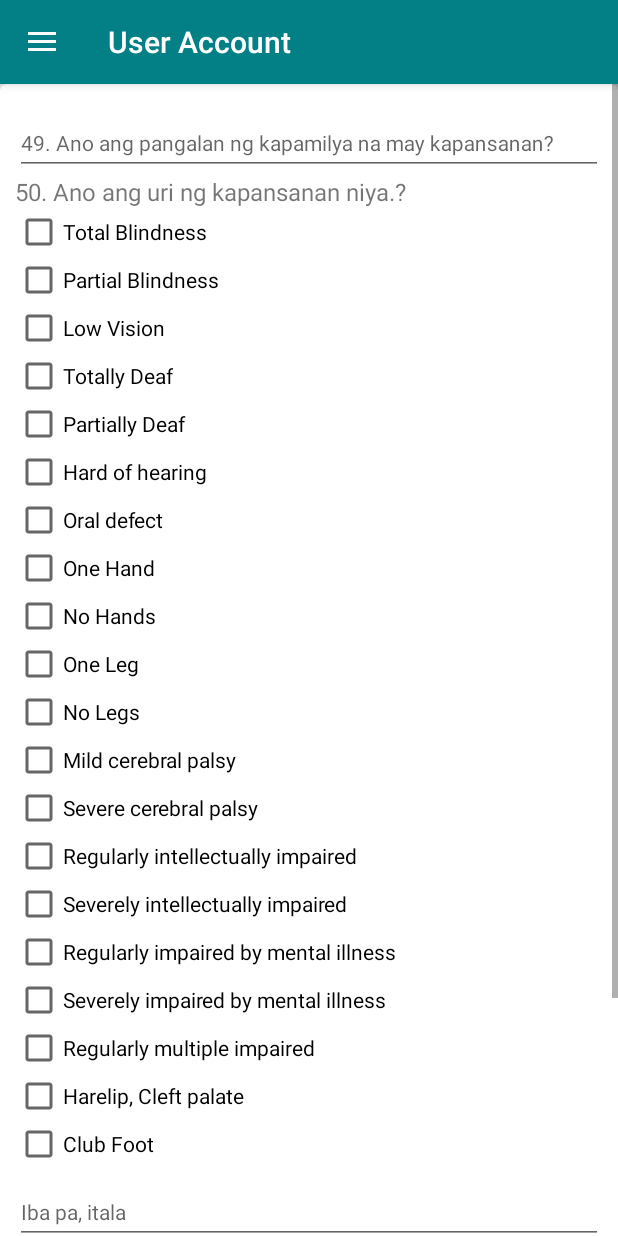
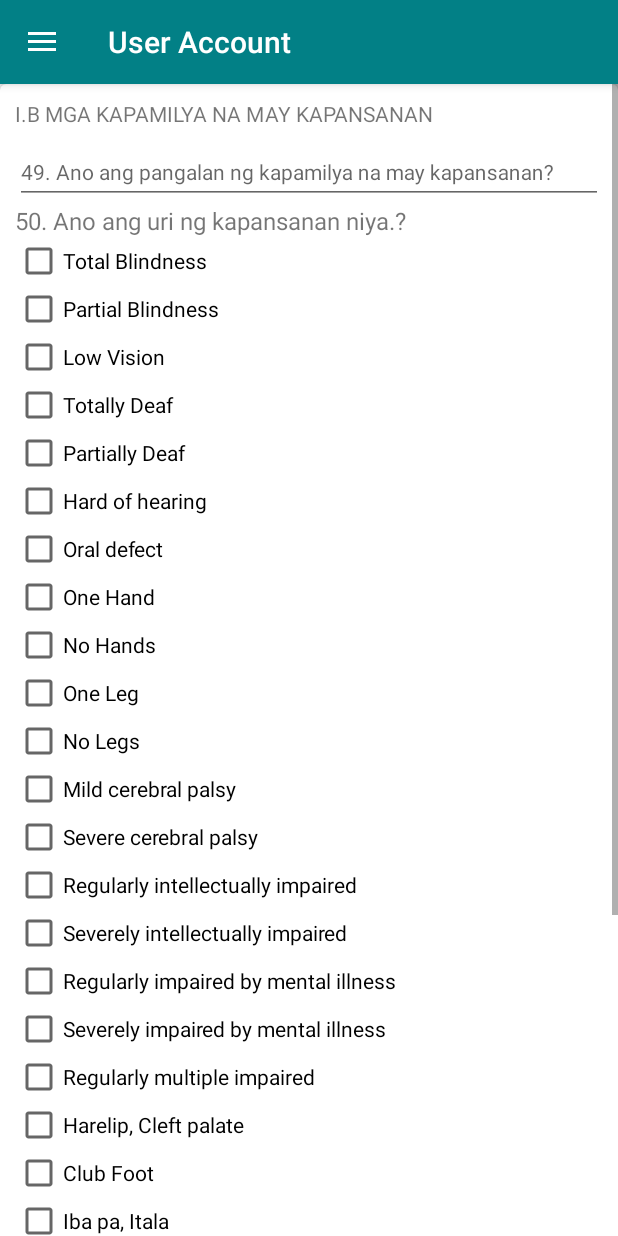
Before and after one commit to alfieOpo/CBMS, an Android app: the fragment _5thstatedrow_Question placed in its activity, on a phone screen of 412 x 824 dp. Run offline under Robolectric (Android 15) with nearby library versions, the phone set to English and light mode, and no system bars; libraries missing offline, so code that uses them is left out: com.weiwangcn.betterspinner; plain views replace MaterialBetterSpinner; 18 statements that could not run were skipped.

Commit message:
Alfie Commit

```diff
--- a/app/src/main/AndroidManifest.xml
+++ b/app/src/main/AndroidManifest.xml
@@ -35,7 +35,7 @@
         <activity android:name=".gridbody" />
         <activity
             android:name=".Upload"
-            android:screenOrientation="portrait"></activity>
+            android:screenOrientation="portrait" />
     </application>
 
 </manifest>
--- a/app/src/main/java/absnitsolution/modifiedcommunitybasemonitoringsystem/_5thstatedrow_Question.java
+++ b/app/src/main/java/absnitsolution/modifiedcommunitybasemonitoringsystem/_5thstatedrow_Question.java
@@ -6,6 +6,12 @@
 import android.view.LayoutInflater;
 import android.view.View;
 import android.view.ViewGroup;
+import android.widget.AdapterView;
+import android.widget.CheckBox;
+import android.widget.CompoundButton;
+import android.widget.EditText;
+
+import com.weiwangcn.betterspinner.library.material.MaterialBetterSpinner;
 
 
 /**
@@ -15,7 +21,9 @@
     c_params cpar;
     String _key = "";
     MainDataBaseHandler da;
-
+    CheckBox chk_ibapa;
+    MaterialBetterSpinner cbo_5th_saangalingtulong,cbo_5th_sanhi_kapansanan;
+    EditText txt_5th_ibapa_kapansanan,txt_5th_ibapa_saangaling,txt_iba_itala,txt_5th_pangalan_maykapansanan;
     public _5thstatedrow_Question() {
         // Required empty public constructor
     }
@@ -27,6 +35,15 @@
         // Inflate the layout for this fragment
         this._key = getArguments().getString("_id");
         View view = inflater.inflate(R.layout.fragment___5thstatedrow__question, container, false);
+        chk_ibapa=(CheckBox)view.findViewById(R.id.chk_ibapa);
+        txt_5th_ibapa_kapansanan=(EditText)view.findViewById(R.id.txt_5th_ibapa_kapansanan);
+        txt_5th_ibapa_saangaling=(EditText)view.findViewById(R.id.txt_5th_ibapa_saangaling);
+        txt_5th_pangalan_maykapansanan=(EditText)view.findViewById(R.id.txt_5th_pangalan_maykapansanan);
+        cbo_5th_saangalingtulong=(MaterialBetterSpinner)view.findViewById(R.id.cbo_5th_saangalingtulong);
+        cbo_5th_sanhi_kapansanan=(MaterialBetterSpinner)view.findViewById(R.id.cbo_5th_sanhi_kapansanan);
+
+        txt_5th_pangalan_maykapansanan.setSelectAllOnFocus(true);
+        txt_iba_itala=(EditText)view.findViewById(R.id.txt_iba_itala);
         this.cpar = new c_params(Config.ID, container, view);
         this.cpar.set_table("ga_5th");
         this.cpar.set_key(this._key);
@@ -56,6 +73,46 @@
         this.cpar.setEditText(R.id.txt_5th_tulongnatanggap);
         this.cpar.setDropdown(R.id.cbo_5th_saangalingtulong, R.array._5th_saangaling_tulong, "Select One");
         this.cpar.setEditText(R.id.txt_5th_ibapa_saangaling);
+
+        chk_ibapa.setOnCheckedChangeListener(new CompoundButton.OnCheckedChangeListener() {
+            @Override
+            public void onCheckedChanged(CompoundButton buttonView, boolean isChecked) {
+
+                if(isChecked){
+                    txt_5th_ibapa_kapansanan.setVisibility( View.VISIBLE);
+                }
+                else{
+                    txt_5th_ibapa_kapansanan.setText("");
+                    txt_5th_ibapa_kapansanan.setVisibility( View.INVISIBLE);
+                }
+
+            }
+        });
+        cbo_5th_saangalingtulong.setOnItemClickListener(new AdapterView.OnItemClickListener() {
+            @Override
+            public void onItemClick(AdapterView<?> parent, View view, int position, long id) {
+                if(position==5){
+                    txt_5th_ibapa_saangaling.setVisibility( View.VISIBLE);
+                }
+                else{
+                    txt_5th_ibapa_saangaling.setText("");
+                    txt_5th_ibapa_saangaling.setVisibility( View.INVISIBLE);
+                }
+            }
+        });
+
+        cbo_5th_sanhi_kapansanan.setOnItemClickListener(new AdapterView.OnItemClickListener() {
+            @Override
+            public void onItemClick(AdapterView<?> parent, View view, int position, long id) {
+                if(position==4){
+                    txt_iba_itala.setVisibility( View.VISIBLE);
+                }
+                else{
+                    txt_iba_itala.setText("");
+                    txt_iba_itala.setVisibility( View.INVISIBLE);
+                }
+            }
+        });
         return view;
 
     }
--- a/app/src/main/java/absnitsolution/modifiedcommunitybasemonitoringsystem/_A_Question.java
+++ b/app/src/main/java/absnitsolution/modifiedcommunitybasemonitoringsystem/_A_Question.java
@@ -455,7 +455,7 @@
                         FragmentManager fragmentManager = getActivity().getSupportFragmentManager();
                         fragmentManager.beginTransaction().replace(R.id.frame, fragment, "I-E. DALAS NG PAGKAIN").commit();
                     } else {
-                        Toast.makeText(getActivity(), "Fill up all important field.!", Toast.LENGTH_SHORT).show();
+                        Toast.makeText(getActivity(), "Fill out all important field!", Toast.LENGTH_SHORT).show();
                     }
                 }
                 Config.EDIT=true;
--- a/app/src/main/res/layout/fragment___5thstatedrow__question.xml
+++ b/app/src/main/res/layout/fragment___5thstatedrow__question.xml
@@ -31,6 +31,13 @@
                         android:layout_width="match_parent"
                         android:layout_height="wrap_content"
                         android:orientation="vertical">
+
+                        <TextView
+                            android:id="@+id/textView73"
+                            android:layout_width="match_parent"
+                            android:layout_height="wrap_content"
+                            android:layout_weight="1"
+                            android:text="I.B MGA KAPAMILYA NA MAY KAPANSANAN" />
 
                         <android.support.design.widget.TextInputLayout
                             android:layout_width="match_parent"
@@ -66,7 +73,7 @@
 
 
                             <LinearLayout
-                                android:layout_width="200dp"
+                                android:layout_width="match_parent"
                                 android:layout_height="match_parent"
                                 android:orientation="vertical">
 
@@ -84,7 +91,7 @@
 
                                 <CheckBox
                                     android:id="@+id/chk_5th_partialblindness"
-                                    android:layout_width="wrap_content"
+                                    android:layout_width="match_parent"
                                     android:layout_height="wrap_content"
                                     android:layout_centerHorizontal="true"
                                     android:checked="false"
@@ -94,7 +101,7 @@
 
                                 <CheckBox
                                     android:id="@+id/chk_5th_lowvision"
-                                    android:layout_width="wrap_content"
+                                    android:layout_width="match_parent"
                                     android:layout_height="wrap_content"
                                     android:layout_centerHorizontal="true"
                                     android:checked="false"
@@ -105,7 +112,7 @@
 
                                 <CheckBox
                                     android:id="@+id/chk_5th_totallydeaf"
-                                    android:layout_width="wrap_content"
+                                    android:layout_width="match_parent"
                                     android:layout_height="wrap_content"
                                     android:layout_centerHorizontal="true"
                                     android:checked="false"
@@ -116,7 +123,7 @@
 
                                 <CheckBox
                                     android:id="@+id/chk_5th_partiallydeaf"
-                                    android:layout_width="wrap_content"
+                                    android:layout_width="match_parent"
                                     android:layout_height="wrap_content"
                                     android:layout_centerHorizontal="true"
                                     android:checked="false"
@@ -127,7 +134,7 @@
 
                                 <CheckBox
                                     android:id="@+id/chk_5th_hardofhearing"
-                                    android:layout_width="wrap_content"
+                                    android:layout_width="match_parent"
                                     android:layout_height="wrap_content"
                                     android:layout_centerHorizontal="true"
                                     android:checked="false"
@@ -138,7 +145,7 @@
 
                                 <CheckBox
                                     android:id="@+id/chk_5th_oraldefect"
-                                    android:layout_width="wrap_content"
+                                    android:layout_width="match_parent"
                                     android:layout_height="wrap_content"
                                     android:layout_centerHorizontal="true"
                                     android:checked="false"
@@ -149,7 +156,7 @@
 
                                 <CheckBox
                                     android:id="@+id/chk_5th_onehand"
-                                    android:layout_width="wrap_content"
+                                    android:layout_width="match_parent"
                                     android:layout_height="wrap_content"
                                     android:layout_centerHorizontal="true"
                                     android:checked="false"
@@ -160,7 +167,7 @@
 
                                 <CheckBox
                                     android:id="@+id/chk_5th_nohands"
-                                    android:layout_width="wrap_content"
+                                    android:layout_width="match_parent"
                                     android:layout_height="wrap_content"
                                     android:layout_centerHorizontal="true"
                                     android:checked="false"
@@ -170,7 +177,7 @@
 
                                 <CheckBox
                                     android:id="@+id/chk_5th_oneleg"
-                                    android:layout_width="wrap_content"
+                                    android:layout_width="match_parent"
                                     android:layout_height="wrap_content"
                                     android:layout_centerHorizontal="true"
                                     android:checked="false"
@@ -181,7 +188,7 @@
 
                                 <CheckBox
                                     android:id="@+id/chk_5th_nolegs"
-                                    android:layout_width="wrap_content"
+                                    android:layout_width="match_parent"
                                     android:layout_height="wrap_content"
                                     android:layout_centerHorizontal="true"
                                     android:checked="false"
@@ -296,6 +303,12 @@
                                     android:textSize="14dp" />
 
 
+                                <CheckBox
+                                    android:id="@+id/chk_ibapa"
+                                    android:layout_width="match_parent"
+                                    android:layout_height="wrap_content"
+                                    android:text="Iba pa, Itala" />
+
                                 <android.support.design.widget.TextInputLayout
                                     android:layout_width="match_parent"
                                     android:layout_height="wrap_content">
@@ -305,7 +318,6 @@
                                         android:layout_width="match_parent"
                                         android:layout_height="wrap_content"
                                         android:ems="10"
-                                        android:hint="Iba pa, itala"
                                         android:inputType="textPersonName"
                                         android:tag="_5th_022"
                                         android:textColorHint="#05ab9a"
@@ -330,6 +342,14 @@
                             android:textSize="14dp"
                             app:met_floatingLabel="highlight" />
 
+
+                        <EditText
+                            android:id="@+id/txt_iba_itala"
+                            android:layout_width="match_parent"
+                            android:layout_height="wrap_content"
+                            android:layout_weight="1"
+                            android:ems="10"
+                            android:inputType="textPersonName" />
 
                         <TextView
                             android:id="@+id/textView59"
@@ -374,7 +394,6 @@
                                 android:layout_width="match_parent"
                                 android:layout_height="wrap_content"
                                 android:ems="10"
-                                android:hint="Iba pa, itala"
                                 android:inputType="textPersonName"
                                 android:tag="_5th_026"
                                 android:textColorHint="#05ab9a"
--- a/app/src/main/res/layout/fragment___6thstatedrow__question.xml
+++ b/app/src/main/res/layout/fragment___6thstatedrow__question.xml
@@ -31,6 +31,12 @@
                         android:layout_width="match_parent"
                         android:layout_height="match_parent"
                         android:orientation="vertical">
+
+                        <TextView
+                            android:id="@+id/textView74"
+                            android:layout_width="match_parent"
+                            android:layout_height="wrap_content"
+                            android:text="I-C. MGA KAPAMILYA NA SENIOR CITIZEN" />
 
                         <android.support.design.widget.TextInputLayout
                             android:layout_width="match_parent"
--- a/app/src/main/res/menu/activity_main_drawer.xml
+++ b/app/src/main/res/menu/activity_main_drawer.xml
@@ -41,10 +41,6 @@
                 android:id="@+id/nav_about_us"
                 android:icon="@drawable/question"
                 android:title="About Us" />
-            <item
-                android:id="@+id/nav_logout"
-                android:icon="@drawable/logout"
-                android:title="Logout" />
 
         </menu>
 
--- a/app/src/main/res/values/arrays.xml
+++ b/app/src/main/res/values/arrays.xml
@@ -885,6 +885,7 @@
         <item>Manugang</item>
         <item>Apo</item>
         <item>Magulang</item>
+        <item>Kapatid</item>
         <item>Iba pang kamag-anak, itala</item>
         <item>Kapamilya</item>
         <item>Iba pang hindi kamag-anak, itala</item>
@@ -1101,6 +1102,7 @@
         <item>Manugang</item>
         <item>Apo</item>
         <item>Magulang</item>
+        <item>Kapatid</item>
         <item>Iba pang kamag-anak, itala</item>
     </string-array>
 
```
Also changed, not shown: app/src/main/java/absnitsolution/modifiedcommunitybasemonitoringsystem/New.java (+24 -3 lines), app/src/main/java/absnitsolution/modifiedcommunitybasemonitoringsystem/_2ndstatedrow_Question.java (+47 -1 lines), app/src/main/java/absnitsolution/modifiedcommunitybasemonitoringsystem/_3rdstatedrow_Question.java (+24 -1 lines), app/src/main/java/absnitsolution/modifiedcommunitybasemonitoringsystem/_4thstatedrow_Question.java (+23 -1 lines), app/src/main/java/absnitsolution/modifiedcommunitybasemonitoringsystem/_6thstatedrow_Question.java (+24 -1 lines), app/src/main/java/absnitsolution/modifiedcommunitybasemonitoringsystem/switcher.java (+11 -5 lines), app/src/main/res/layout/fragment___2ndstatedrow__question.xml (+7 -3 lines), app/src/main/res/layout/fragment___3rdstatedrow__question.xml (+13 -0 lines), app/src/main/res/layout/fragment___4thstatedrow__question.xml (+6 -1 lines), app/src/main/res/layout/fragment___8thstatedrow__question.xml (+7 -0 lines), app/src/main/res/layout/fragment___a__question.xml (+65 -15 lines), app/src/main/res/layout/fragment_switcher.xml (+9 -6 lines).
